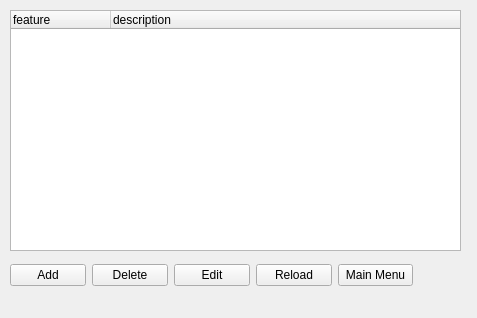
Above: qt/apps/configurator/forms/features.ui from Wolframe/qtClient before the change. Below: the same form after it.
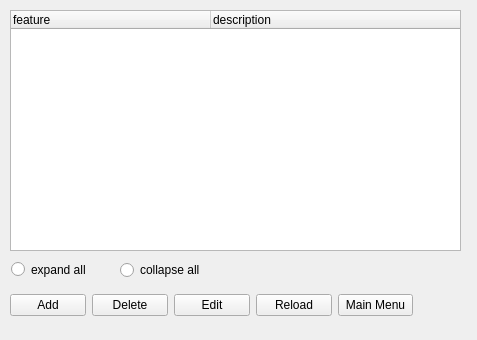
That is the form after the change.

The edit to the form file:
```diff
--- a/qt/apps/configurator/forms/features.ui
+++ b/qt/apps/configurator/forms/features.ui
@@ -7,7 +7,7 @@
     <x>0</x>
     <y>0</y>
     <width>477</width>
-    <height>318</height>
+    <height>340</height>
    </rect>
   </property>
   <property name="windowTitle">
@@ -31,6 +31,9 @@
    <property name="rootelement" stdset="0">
     <string>feature</string>
    </property>
+   <attribute name="headerDefaultSectionSize">
+    <number>200</number>
+   </attribute>
    <column>
     <property name="text">
      <string>feature</string>
@@ -46,7 +49,7 @@
    <property name="geometry">
     <rect>
      <x>10</x>
-     <y>260</y>
+     <y>290</y>
      <width>403</width>
      <height>31</height>
     </rect>
@@ -122,6 +125,32 @@
     </item>
    </layout>
   </widget>
+  <widget class="QRadioButton" name="radioButton_2">
+   <property name="geometry">
+    <rect>
+     <x>120</x>
+     <y>260</y>
+     <width>101</width>
+     <height>20</height>
+    </rect>
+   </property>
+   <property name="text">
+    <string>collapse all</string>
+   </property>
+  </widget>
+  <widget class="QRadioButton" name="radioButton">
+   <property name="geometry">
+    <rect>
+     <x>11</x>
+     <y>260</y>
+     <width>100</width>
+     <height>19</height>
+    </rect>
+   </property>
+   <property name="text">
+    <string>expand all</string>
+   </property>
+  </widget>
  </widget>
  <tabstops>
   <tabstop>feature</tabstop>
```
Left out of the diff: 35 changed lines with no effect on the pictures.
